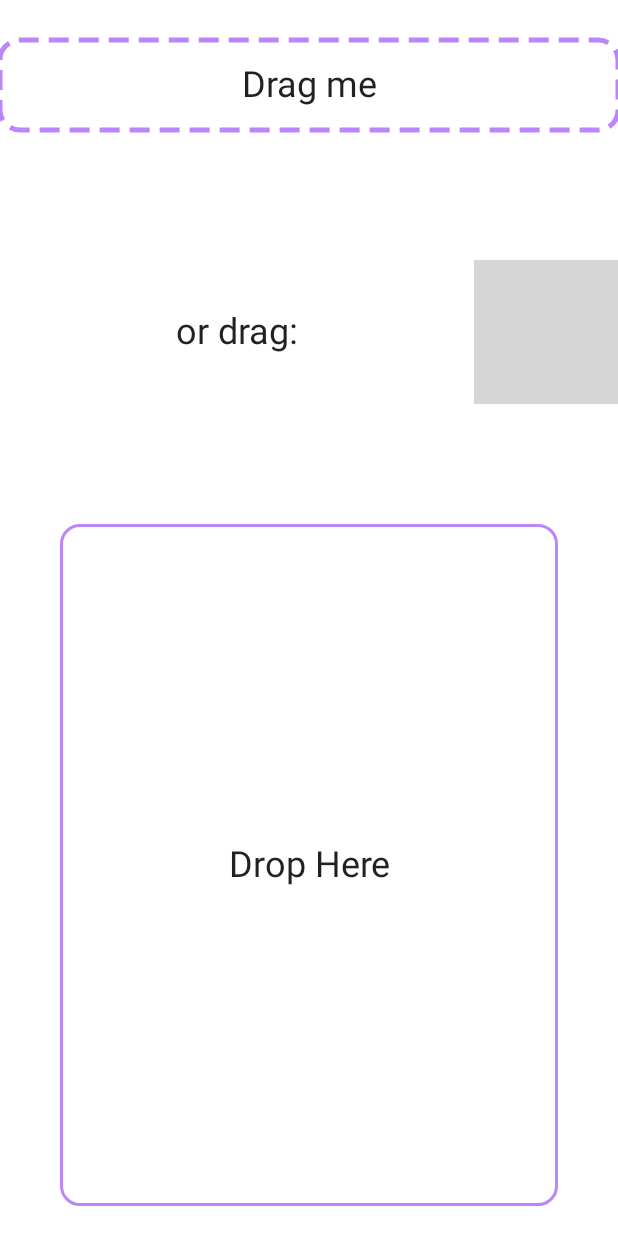
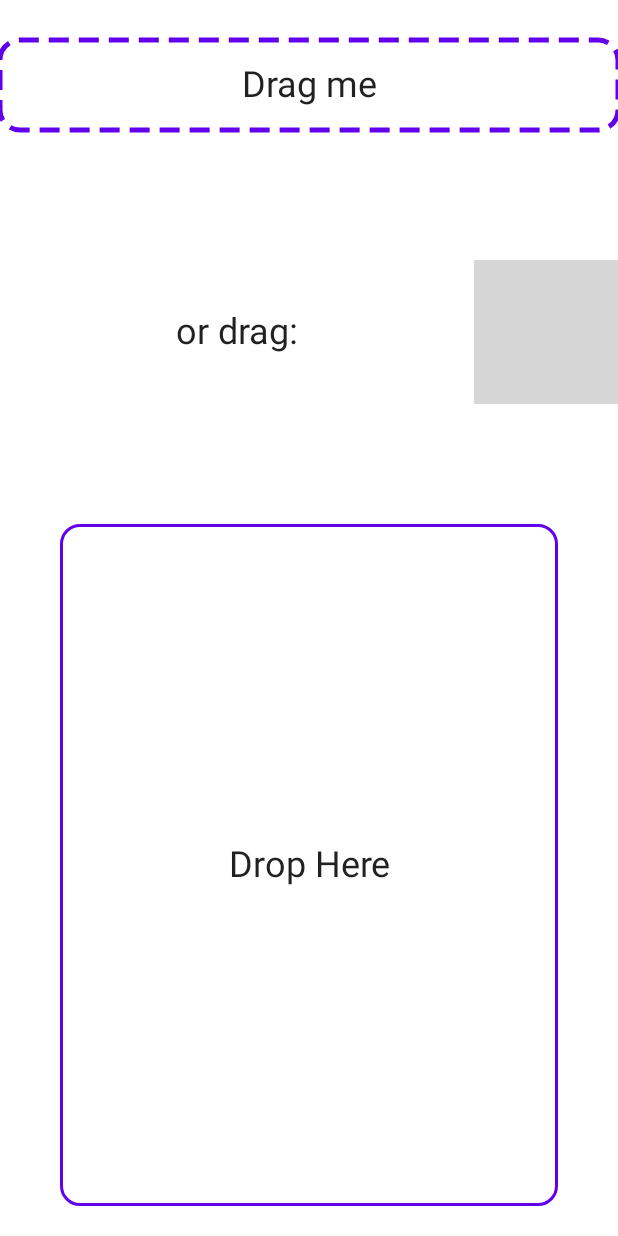
Before and after one commit to microsoft/surface-duo-compose-sdk, an Android app built with Jetpack Compose: the screen it shows after launch (MainActivity), on a phone screen of 412 x 824 dp. Run offline under Robolectric (Android 15) with nearby library versions, the light colour scheme and no system bars; grey boxes are pictures that could not be loaded.

Commit message:
Define the dropping area with DropContainer

```diff
--- a/DragAndDrop/sample/src/main/java/com/microsoft/device/dualscreen/draganddrop/ui/theme/Color.kt
+++ b/DragAndDrop/sample/src/main/java/com/microsoft/device/dualscreen/draganddrop/ui/theme/Color.kt
@@ -2,6 +2,7 @@ package com.microsoft.device.dualscreen.draganddrop.ui.theme
 
 import androidx.compose.ui.graphics.Color
 
+val Purple100 = Color(0xFFDAC7F2)
 val Purple200 = Color(0xFFBB86FC)
 val Purple500 = Color(0xFF6200EE)
 val Purple700 = Color(0xFF3700B3)
--- a/DragAndDrop/sample/src/main/java/com/microsoft/device/dualscreen/draganddrop/ui/theme/Theme.kt
+++ b/DragAndDrop/sample/src/main/java/com/microsoft/device/dualscreen/draganddrop/ui/theme/Theme.kt
@@ -15,7 +15,7 @@ private val DarkColorPalette = darkColors(
 
 @Composable
 fun DragAndDropTheme(content: @Composable () -> Unit) {
-    val colors =  DarkColorPalette
+    val colors = DarkColorPalette
 
     MaterialTheme(
         colors = colors,
--- a/DragAndDrop/sample/src/main/java/com/microsoft/device/dualscreen/draganddrop/ui/view/DragPane.kt
+++ b/DragAndDrop/sample/src/main/java/com/microsoft/device/dualscreen/draganddrop/ui/view/DragPane.kt
@@ -34,7 +34,7 @@ import com.microsoft.device.dualscreen.draganddrop.DragData
 import com.microsoft.device.dualscreen.draganddrop.DragTarget
 import com.microsoft.device.dualscreen.draganddrop.MimeType
 import com.microsoft.device.dualscreen.draganddrop.R
-import com.microsoft.device.dualscreen.draganddrop.ui.theme.Purple200
+import com.microsoft.device.dualscreen.draganddrop.ui.theme.Purple500
 
 @Composable
 fun DragPane(modifier: Modifier = Modifier) {
@@ -42,7 +42,9 @@ fun DragPane(modifier: Modifier = Modifier) {
         modifier = modifier.fillMaxSize(),
         contentAlignment = Alignment.Center
     ) {
-        Column(horizontalAlignment = Alignment.CenterHorizontally, verticalArrangement = Arrangement.SpaceBetween
+        Column(
+            horizontalAlignment = Alignment.CenterHorizontally,
+            verticalArrangement = Arrangement.SpaceBetween
         ) {
             DragTextBox(Modifier.weight(.3f))
             Spacer(modifier = Modifier.height(20.dp))
@@ -64,7 +66,7 @@ fun DragTextBox(modifier: Modifier) {
             modifier = Modifier.size(450.dp, 60.dp)
         ) {
             drawRoundRect(
-                color = Purple200,
+                color = Purple500,
                 cornerRadius = CornerRadius(20f),
                 style = Stroke(
                     width = 5f,
@@ -93,7 +95,7 @@ fun DragImageBox(modifier: Modifier) {
     Box(
         contentAlignment = Alignment.Center,
         modifier = modifier.size(500.dp, 150.dp)
-    ){
+    ) {
         Row(verticalAlignment = Alignment.CenterVertically) {
             Text(
                 text = stringResource(id = R.string.drag_action),
--- a/DragAndDrop/sample/src/main/java/com/microsoft/device/dualscreen/draganddrop/ui/view/DropPane.kt
+++ b/DragAndDrop/sample/src/main/java/com/microsoft/device/dualscreen/draganddrop/ui/view/DropPane.kt
@@ -7,39 +7,65 @@
 
 package com.microsoft.device.dualscreen.draganddrop.ui.view
 
+import androidx.compose.foundation.background
 import androidx.compose.foundation.border
 import androidx.compose.foundation.layout.Box
-import androidx.compose.foundation.layout.Row
 import androidx.compose.foundation.layout.fillMaxSize
 import androidx.compose.foundation.layout.padding
 import androidx.compose.foundation.shape.RoundedCornerShape
 import androidx.compose.material.MaterialTheme
 import androidx.compose.material.Text
 import androidx.compose.runtime.Composable
+import androidx.compose.runtime.getValue
+import androidx.compose.runtime.mutableStateOf
+import androidx.compose.runtime.remember
+import androidx.compose.runtime.setValue
 import androidx.compose.ui.Alignment
 import androidx.compose.ui.Modifier
+import androidx.compose.ui.graphics.Color
+import androidx.compose.ui.graphics.painter.Painter
 import androidx.compose.ui.text.style.TextAlign
 import androidx.compose.ui.unit.dp
+import com.microsoft.device.dualscreen.draganddrop.DropContainer
+import com.microsoft.device.dualscreen.draganddrop.ui.theme.Purple100
 import com.microsoft.device.dualscreen.draganddrop.ui.theme.Purple200
+import com.microsoft.device.dualscreen.draganddrop.ui.theme.Purple500
 
 @Composable
 fun DropPane(modifier: Modifier = Modifier) {
-    Row(
-        modifier = modifier
-            .fillMaxSize()
-            .padding(top = 20.dp, start = 40.dp, end = 40.dp, bottom = 20.dp),
-    ) {
+    var dragText by remember { mutableStateOf<String?>(null) }
+    var dragImage by remember { mutableStateOf<Painter?>(null) }
+    var isDroppingItem by remember { mutableStateOf(false) }
+    var isItemInBounds by remember { mutableStateOf(false) }
+
+    DropContainer(
+        modifier = modifier,
+        onDrag = { inBounds, isDragging ->
+            isDroppingItem = isDragging
+            isItemInBounds = inBounds
+        },
+    ) { dragData ->
+        val boxColor = if (isDroppingItem && isItemInBounds) Purple200 else if (isDroppingItem) Purple100 else Color.White
         Box(
             contentAlignment = Alignment.Center,
             modifier = Modifier
                 .fillMaxSize()
-                .border(width = 2.dp, color = Purple200, shape = RoundedCornerShape(20f))
+                .padding(top = 20.dp, start = 40.dp, end = 40.dp, bottom = 20.dp)
+                .background(boxColor)
+                .border(width = 2.dp, color = Purple500, shape = RoundedCornerShape(20f))
         ) {
             Text(
                 text = "Drop Here",
                 textAlign = TextAlign.Center,
                 style = MaterialTheme.typography.h5
             )
+            dragData?.let {
+                Text(
+                    text = "",
+                    textAlign = TextAlign.Center,
+                    style = MaterialTheme.typography.h5
+                )
+            }
         }
     }
 }
```
Also changed, not shown: DragAndDrop/sample/src/main/java/com/microsoft/device/dualscreen/draganddrop/MainActivity.kt (+3 -6 lines), DragAndDrop/sample/src/main/java/com/microsoft/device/dualscreen/draganddrop/ui/theme/Shape.kt (line endings or trailing spaces), DragAndDrop/sample/src/main/java/com/microsoft/device/dualscreen/draganddrop/ui/theme/Type.kt (line endings or trailing spaces).
